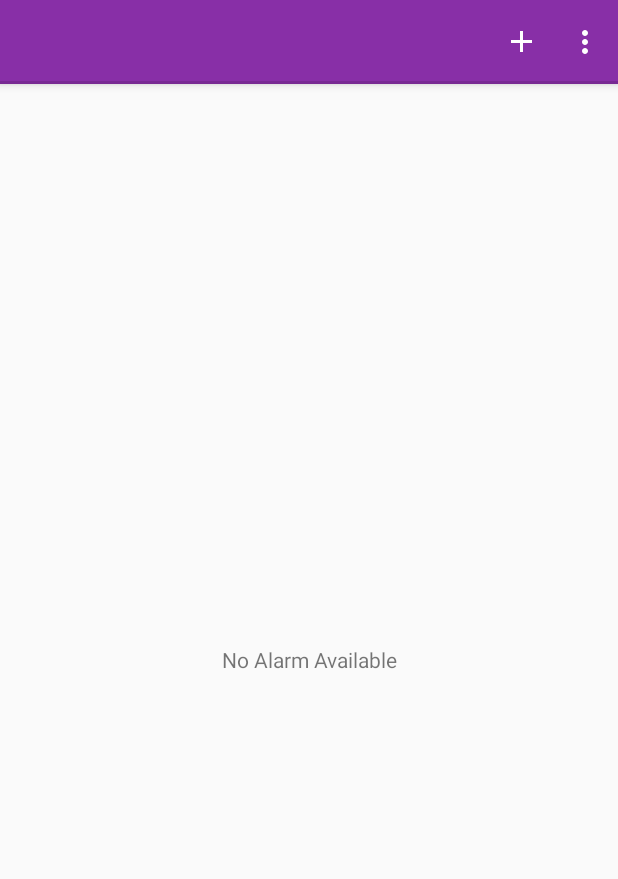
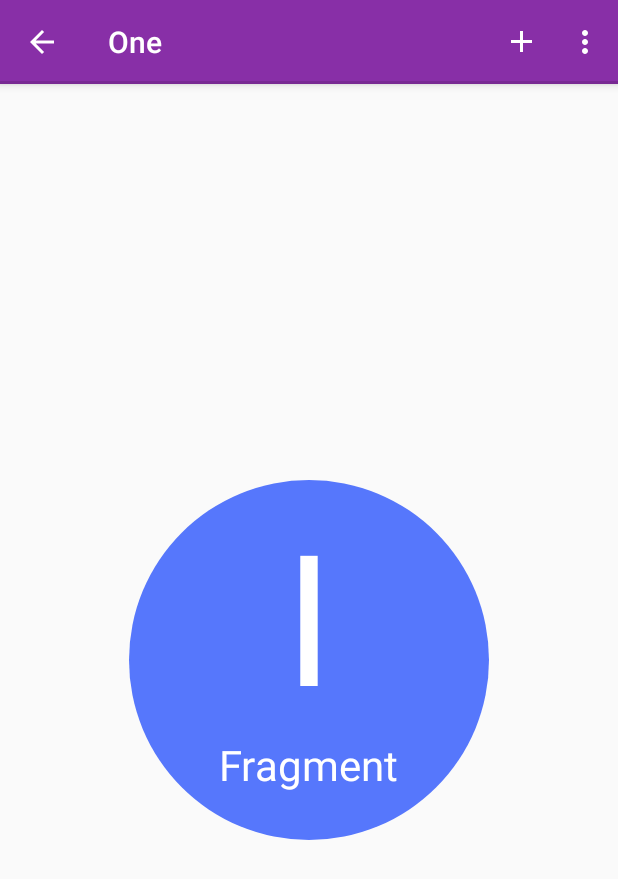
Before and after one commit to dbm0204/MediReminder-Android, an Android app: the screen it shows after launch (AlarmList), on a phone screen of 412 x 824 dp. Shown: the top 879 px of the screen. Run offline under Robolectric (Android 15) with nearby library versions, the phone set to English and light mode, and no system bars; our stand-ins replace ButterKnife, Timber; libraries missing offline, so code that uses them is left out: com.devspark.robototextview; plain views replace RobotoTextView; 4 statements that could not run were skipped.

Commit message:
Navigation Draver Added

```diff
--- a/app/build.gradle
+++ b/app/build.gradle
@@ -17,6 +17,7 @@ android {
             proguardFiles getDefaultProguardFile('proguard-android.txt'), 'proguard-rules.pro'
         }
     }
+
 }
 
 dependencies {
@@ -33,6 +34,7 @@ dependencies {
     compile 'com.google.android.gms:play-services-auth:9.8.0'
     compile 'com.facebook.android:facebook-android-sdk:[4,5)'
     compile 'com.github.johnkil.android-robototextview:robototextview:2.2.0'
+    compile 'com.jakewharton.timber:timber:4.5.1'
 
     annotationProcessor 'com.jakewharton:butterknife-compiler:8.5.1'
     testCompile 'junit:junit:4.12'
--- a/app/src/main/java/project/dbm0204/org/meditimer/AlarmList.java
+++ b/app/src/main/java/project/dbm0204/org/meditimer/AlarmList.java
@@ -1,14 +1,24 @@
 package project.dbm0204.org.meditimer;
+import android.annotation.SuppressLint;
 import android.content.Context;
 import android.content.Intent;
+import android.content.res.Configuration;
+import android.os.Bundle;
+import android.support.v4.app.ActionBarDrawerToggle;
+import android.support.v4.app.Fragment;
+import android.support.v4.widget.DrawerLayout;
 import android.support.v7.app.ActionBarActivity;
-import android.os.Bundle;
 import android.view.Menu;
 import android.view.MenuItem;
 import android.view.View;
+import android.widget.LinearLayout;
 import android.widget.ListView;
-
+import butterknife.BindView;
+import butterknife.ButterKnife;
+import butterknife.OnItemClick;
+import java.util.ArrayList;
 import java.util.List;
+import timber.log.Timber;
 
 /**
  *    This class has list of reminder and contain option to add new reminder
@@ -17,21 +27,60 @@ import java.util.List;
 
 
 public class AlarmList extends ActionBarActivity {
+    private static final String STATE_SELECTED_POSITION ="selected_navigation_drawer_position";
+    private int currentSelectedPosition =0;
     private AlarmListAdapter mAdapter;
     private AlarmDBHelper helper = new AlarmDBHelper(this);
     public final static int SAVED = 1;
     public final static int SAVED_SETTINGS=2;
     private Context mContext;
-
-    /**
-     * This method initialize activity
-     * @param savedInstanceState Bundle - most recently supplied data
-     */
+    @BindView(R.id.navigationDrawerListViewWrapper) NavigationDrawerView mNavigationDrawerListViewWrapper;
+    @BindView(R.id.linearDrawer) LinearLayout mLinearDrawerLayout;
+    @BindView(R.id.drawerlayout) DrawerLayout mDrawerLayout;
+    @BindView(R.id.leftDrawerListView) ListView leftDrawerListView;
+    private ActionBarDrawerToggle mDrawerToggle;
+    private CharSequence mTitle;
+    private CharSequence mDrawerTitle;
+    private List<NavigationDrawerItem> navigationItems;
 
     @Override
     protected void onCreate(Bundle savedInstanceState) {
         super.onCreate(savedInstanceState);
         setContentView(R.layout.activity_alarm_list);
+        ButterKnife.bind(this);
+        mTitle = mDrawerTitle = getTitle();
+        getSupportActionBar().setIcon(R.drawable.ic_action_ab_transparent);
+        Timber.tag("LifeCycles");
+        Timber.d("Activity Created");
+        if(savedInstanceState==null){
+            getSupportFragmentManager().beginTransaction()
+                    .add(R.id.contentFrame, Fragment.instantiate(AlarmList.this, Fragments.ONE.getFragment()))
+                    .commit();
+            } else {
+            currentSelectedPosition = savedInstanceState.getInt(STATE_SELECTED_POSITION);
+        }
+        navigationItems = new ArrayList<>();
+        navigationItems.add(new NavigationDrawerItem(getString(R.string.fragment_one),true));
+        navigationItems.add(new NavigationDrawerItem(getString(R.string.fragment_two),true));
+        navigationItems.add(new NavigationDrawerItem(getString(R.string.fragment_three),true));
+        navigationItems.add(new NavigationDrawerItem(getString(R.string.fragment_about), R.drawable.ic_action_about, false));
+        mNavigationDrawerListViewWrapper.replaceWith(navigationItems);
+        mDrawerToggle = new ActionBarDrawerToggle(this, mDrawerLayout, R.drawable.ic_navigation_drawer,R.string.navigation_drawer_open, R.string.navigation_drawer_close) {
+            public void onDrawerClosed(View view) {
+                super.onDrawerClosed(view);
+                supportInvalidateOptionsMenu();
+            }
+            public void onDrawerOpened(View drawerView){
+                super.onDrawerOpened(drawerView);
+                getSupportActionBar().setTitle(mTitle);
+                supportInvalidateOptionsMenu();
+            }
+        };
+        mDrawerLayout.setDrawerListener(mDrawerToggle);
+        getSupportActionBar().setDisplayHomeAsUpEnabled(true);
+        getSupportActionBar().setHomeButtonEnabled(true);
+        selectItem(currentSelectedPosition);
+
         mContext = this;
         ListView lv = (ListView) findViewById(android.R.id.list);
 
@@ -43,24 +92,15 @@ public class AlarmList extends ActionBarActivity {
         lv.setAdapter(mAdapter);
     }
 
-    /**
-     * This method Initialize the contents of the Activity's standard options menu
-     * @param menu to place item
-     * @return true if menu to be displayed
-     */
 
     @Override
     public boolean onCreateOptionsMenu(Menu menu) {
         // Inflate the menu; this adds items to the action bar if it is present.
         getMenuInflater().inflate(R.menu.menu_alarm_list, menu);
+        getMenuInflater().inflate(R.menu.main, menu);
         return true;
     }
 
-    /**
-     * This method is call when Item from the menu is selected
-     * @param item menu item that was selected
-     * @return true
-     */
 
     @Override
     public boolean onOptionsItemSelected(MenuItem item) {
@@ -81,8 +121,12 @@ public class AlarmList extends ActionBarActivity {
                 startActivityForResult(intent,SAVED_SETTINGS);
                 return true;
         }
-
-        return true;
+        if(mDrawerToggle.onOptionsItemSelected(item)){
+            return true;
+        } else if(item.getItemId()==R.id.action_settings){
+            return true;
+        }
+        return super.onOptionsItemSelected(item);
     }
 
     /**
@@ -122,4 +166,74 @@ public class AlarmList extends ActionBarActivity {
 
         AlarmManagerHelper.setAlarms(this);
     }
+
+    public void onSavedInstanceState(Bundle savedInstanceState){
+        super.onSaveInstanceState(savedInstanceState);
+        savedInstanceState.putInt(STATE_SELECTED_POSITION, currentSelectedPosition);
+    }
+    @Override
+    public void onPostCreate(Bundle savedInstanceState){
+        super.onPostCreate(savedInstanceState);
+        mDrawerToggle.syncState();
+    }
+
+    @Override
+    public void onConfigurationChanged(Configuration newConfig){
+        super.onConfigurationChanged(newConfig);
+        mDrawerToggle.onConfigurationChanged(newConfig);
+    }
+
+   @OnItemClick(R.id.leftDrawerListView) public void OnItemClick(int position,long id){
+       if(mDrawerLayout.isDrawerOpen(mDrawerLayout)){
+           mDrawerLayout.closeDrawer(mLinearDrawerLayout);
+           onNavigationDrawerItemSelected(position);
+           selectItem(position);
+       }
+   }
+   private void selectItem(int position){
+       if(leftDrawerListView!=null){
+           leftDrawerListView.setItemChecked(position,true);
+           navigationItems.get(currentSelectedPosition).setSelected(false);
+           navigationItems.get(position).setSelected(true);
+           currentSelectedPosition=position;
+           getSupportActionBar().setTitle(navigationItems.get(currentSelectedPosition).getItemName());
+       }
+       if(mLinearDrawerLayout!=null){
+           mDrawerLayout.closeDrawer(mLinearDrawerLayout);
+       }
+   }
+   @SuppressLint("RestrictedApi")
+    private void onNavigationDrawerItemSelected(int position) {
+        switch (position) {
+            case 0:
+                if (!(getSupportFragmentManager().getFragments().get(0) instanceof FragmentOne)) {
+                    getSupportFragmentManager().beginTransaction()
+                            .replace(R.id.contentFrame,
+                                    Fragment.instantiate(AlarmList.this, Fragments.ONE.getFragment()))
+                            .commit();
+                }
+                break;
+            case 1:
+                if (!(getSupportFragmentManager().getFragments().get(0) instanceof FragmentTwo)) {
+                    getSupportFragmentManager().beginTransaction()
+                            .replace(R.id.contentFrame,Fragment.instantiate(AlarmList.this, Fragments.TWO.getFragment()))
+                            .commit();
+                }
+                break;
+            case 2:
+                if (!(getSupportFragmentManager().getFragments().get(0) instanceof FragmentThree)) {
+                    getSupportFragmentManager().beginTransaction()
+                            .replace(R.id.contentFrame,Fragment.instantiate(AlarmList.this, Fragments.THREE.getFragment()))
+                            .commit();
+                }
+                break;
+            case 3:
+                if (!(getSupportFragmentManager().getFragments().get(0) instanceof FragmentAbout)) {
+                    getSupportFragmentManager().beginTransaction()
+                            .replace(R.id.contentFrame,Fragment.instantiate(AlarmList.this, Fragments.ABOUT.getFragment()))
+                            .commit();
+                }
+                break;
+        }
+    }
 }
--- /dev/null
+++ b/app/src/main/java/project/dbm0204/org/meditimer/FragmentOne.java
@@ -0,0 +1,36 @@
+package project.dbm0204.org.meditimer;
+
+import android.graphics.drawable.GradientDrawable;
+import android.os.Bundle;
+import android.support.v4.app.Fragment;
+import android.view.LayoutInflater;
+import android.view.View;
+import android.view.ViewGroup;
+import android.widget.LinearLayout;
+
+import butterknife.BindView;
+import butterknife.ButterKnife;
+import butterknife.Unbinder;
+
+/**
+ * Created by dbm0204 on 09/11/17
+ */
+public class FragmentOne extends Fragment {
+
+  @BindView(R.id.circleLayout) LinearLayout circleLayout;
+  private Unbinder unbinder;
+
+  @Override public View onCreateView(LayoutInflater inflater, ViewGroup containter,
+      Bundle savedInstanceState) {
+    View view = inflater.inflate(R.layout.fragment_one, containter, false);
+    unbinder = ButterKnife.bind(this, view);
+    ((GradientDrawable) circleLayout.getBackground()).setColor(
+        getResources().getColor(R.color.material_blue));
+    return view;
+  }
+
+  @Override public void onDestroyView() {
+    super.onDestroyView();
+    unbinder.unbind();
+  }
+}
--- /dev/null
+++ b/app/src/main/java/project/dbm0204/org/meditimer/Fragments.java
@@ -0,0 +1,21 @@
+package project.dbm0204.org.meditimer;
+
+import android.support.v4.app.Fragment;
+/**
+ * Created by Michal Bialas on 19/07/14.
+ */
+public enum Fragments {
+
+  ONE(FragmentOne.class), TWO(FragmentTwo.class), THREE(FragmentThree.class), ABOUT(
+      FragmentAbout.class);
+
+  final Class<? extends Fragment> fragment;
+
+  Fragments(Class<? extends Fragment> fragment) {
+    this.fragment = fragment;
+  }
+
+  public String getFragment() {
+    return fragment.getName();
+  }
+}
--- /dev/null
+++ b/app/src/main/java/project/dbm0204/org/meditimer/NavigationDrawerAdapter.java
@@ -0,0 +1,48 @@
+package project.dbm0204.org.meditimer;
+
+import android.content.Context;
+import android.view.LayoutInflater;
+import android.view.View;
+import android.view.ViewGroup;
+
+import java.util.ArrayList;
+import java.util.Collections;
+import java.util.List;
+
+
+/**
+ * Created by dbm0204 on 09/11/17.
+ */
+public class NavigationDrawerAdapter extends BindableAdapter<NavigationDrawerItem> {
+
+  private List<NavigationDrawerItem> items = Collections.emptyList();
+
+  public NavigationDrawerAdapter(Context context) {
+    super(context);
+  }
+
+  public void replaceWith(List<NavigationDrawerItem> items) {
+    this.items = new ArrayList<>(items);
+    notifyDataSetChanged();
+  }
+
+  @Override public NavigationDrawerItem getItem(int position) {
+    return items.get(position);
+  }
+
+  @Override public long getItemId(int position) {
+    return position;
+  }
+
+  @Override public View newView(LayoutInflater inflater, int position, ViewGroup container) {
+    return inflater.inflate(R.layout.navigation_drawer_item, container, false);
+  }
+
+  @Override public int getCount() {
+    return items.size();
+  }
+
+  @Override public void bindView(NavigationDrawerItem item, int position, View view) {
+    ((NavigationDrawerItemView) view).bindTo(item);
+  }
+}
--- a/app/src/main/java/project/dbm0204/org/meditimer/NavigationDrawerView.java
+++ b/app/src/main/java/project/dbm0204/org/meditimer/NavigationDrawerView.java
@@ -1,11 +1,37 @@
 package project.dbm0204.org.meditimer;
-
+import android.content.Context;
+import android.util.AttributeSet;
+import android.widget.ListView;
 import butterknife.BindView;
+import butterknife.ButterKnife;
+import java.util.List;
 
 /**
- * Created by dbm0204 on 9/11/17.
+ * Created by dbm0204
  */
-
 public class NavigationDrawerView extends BetterViewAnimator {
 
+  @BindView(R.id.leftDrawerListView) ListView leftDrawerListView;
+
+  private final NavigationDrawerAdapter adapter;
+
+  public NavigationDrawerView(Context context, AttributeSet attrs) {
+    super(context, attrs);
+    adapter = new NavigationDrawerAdapter(context);
+  }
+
+  public void replaceWith(List<NavigationDrawerItem> items) {
+    adapter.replaceWith(items);
+    setDisplayedChildId(R.id.leftDrawerListView);
+  }
+
+  @Override protected void onFinishInflate() {
+    super.onFinishInflate();
+    ButterKnife.bind(this);
+    leftDrawerListView.setAdapter(adapter);
+  }
+
+  public NavigationDrawerAdapter getAdapter() {
+    return adapter;
+  }
 }
--- a/app/src/main/java/project/dbm0204/org/meditimer/Validator.java
+++ b/app/src/main/java/project/dbm0204/org/meditimer/Validator.java
@@ -11,12 +11,9 @@ import android.widget.EditText;
  *
  */
 public class Validator extends ActionBarActivity {
-
     public Validator() {
 
     }
-
-
     public boolean isValid() {
         EditText patient = (EditText) findViewById(R.id.EditTextName);
         EditText medicine = (EditText) findViewById(R.id.medNameText);
--- a/app/src/main/res/layout/activity_alarm_list.xml
+++ b/app/src/main/res/layout/activity_alarm_list.xml
@@ -1,3 +1,22 @@
+<android.support.v4.widget.DrawerLayout
+    xmlns:android="http://schemas.android.com/apk/res/android"
+    android:id="@+id/drawerlayout"
+    style="@style/Match">
+
+    <FrameLayout
+        android:id="@+id/contentFrame"
+        android:layout_width="match_parent"
+        android:layout_height="match_parent">
+    </FrameLayout>
+
+    <LinearLayout
+        android:id="@+id/linearDrawer"
+        android:layout_width="@dimen/navigation_drawer_width"
+        android:layout_height="match_parent"
+        android:layout_gravity="start"
+        android:background="@color/background_user_navigation_drawer"
+        android:orientation="vertical">
+
         <RelativeLayout xmlns:android="http://schemas.android.com/apk/res/android"
             xmlns:tools="http://schemas.android.com/tools"
             android:layout_width="match_parent"
@@ -7,9 +26,8 @@
             android:paddingRight="@dimen/activity_horizontal_margin"
             android:paddingTop="@dimen/activity_vertical_margin"
             android:paddingBottom="@dimen/activity_vertical_margin"
-    tools:context=".Reminder"
+            tools:context=".AlarmList"
             android:background="@android:color/transparent">
-
             <TextView android:id="@+id/empty"
                 android:layout_width="fill_parent"
                 android:layout_height="60px"
@@ -17,10 +35,13 @@
                 android:text="@string/empty_text"
                 android:gravity="center"
                 android:layout_centerHorizontal="true" />
-
             <ListView android:id="@android:id/list"
                 android:layout_width="fill_parent"
                 android:layout_height="fill_parent"
                 android:background="@android:color/transparent" />
-
          </RelativeLayout>
+        <include
+            layout="@layout/navigation_drawer_list_view"
+            android:id="@+id/navigationDrawerListViewWrapper"/>
+    </LinearLayout>
+</android.support.v4.widget.DrawerLayout>
--- a/app/src/main/res/layout/navigation_drawer_list_view.xml
+++ b/app/src/main/res/layout/navigation_drawer_list_view.xml
@@ -1,6 +1,6 @@
 <?xml version="1.0" encoding="utf-8"?>
 
-<mmbialas.pl.navigationdrawersi.ui.navigationdrawer.NavigationDrawerView
+<project.dbm0204.org.meditimer.NavigationDrawerView
     xmlns:android="http://schemas.android.com/apk/res/android"
     android:orientation="vertical"
     style="@style/Match"
@@ -22,4 +22,4 @@
       android:divider="@android:color/transparent"
       />
 
-</mmbialas.pl.navigationdrawersi.ui.navigationdrawer.NavigationDrawerView>
+</project.dbm0204.org.meditimer.NavigationDrawerView>
--- /dev/null
+++ b/app/src/main/res/menu/main.xml
@@ -0,0 +1,9 @@
+<menu xmlns:android="http://schemas.android.com/apk/res/android"
+    xmlns:app="http://schemas.android.com/apk/res-auto"
+    xmlns:tools="http://schemas.android.com/tools"
+    tools:context=".AlarmList" >
+    <item android:id="@+id/action_settings"
+        android:title="@string/action_settings"
+        android:orderInCategory="100"
+        app:showAsAction="never" />
+</menu>
```
Also changed, not shown: app/src/main/java/project/dbm0204/org/meditimer/FragmentAbout.java (+89 -3 lines), app/src/main/java/project/dbm0204/org/meditimer/FragmentThree.java (added, +35 -0 lines), app/src/main/java/project/dbm0204/org/meditimer/FragmentTwo.java (added, +34 -0 lines), app/src/main/java/project/dbm0204/org/meditimer/NavigationDrawerItem.java (+6 -3 lines), app/src/main/java/project/dbm0204/org/meditimer/NavigationDrawerItemView.java (added, +72 -0 lines), app/src/main/res/layout/navigation_drawer_item.xml (+3 -4 lines). Lines whose indentation alone changed are shown as unchanged.
